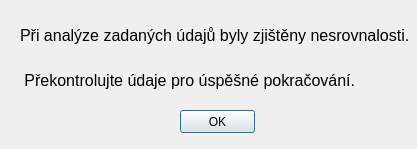
Before: the Qt Designer form dialogy/errordialog.ui in RaphCucul/Image-registration-GUI, drawn with Qt 5.
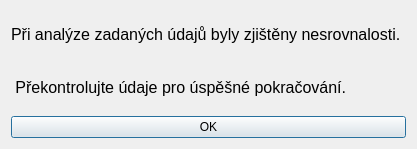
After: the same form once the commit is applied.

```diff
--- a/dialogy/errordialog.ui
+++ b/dialogy/errordialog.ui
@@ -13,15 +13,9 @@
   <property name="windowTitle">
    <string>Dialog</string>
   </property>
+  <layout class="QVBoxLayout" name="verticalLayout">
+   <item>
   <widget class="QLabel" name="label">
-   <property name="geometry">
-    <rect>
-     <x>20</x>
-     <y>20</y>
-     <width>391</width>
-     <height>31</height>
-    </rect>
-   </property>
    <property name="font">
     <font>
      <pointsize>12</pointsize>
@@ -43,15 +37,9 @@
     <bool>true</bool>
    </property>
   </widget>
+   </item>
+   <item>
   <widget class="QLabel" name="label_2">
-   <property name="geometry">
-    <rect>
-     <x>20</x>
-     <y>70</y>
-     <width>381</width>
-     <height>20</height>
-    </rect>
-   </property>
    <property name="font">
     <font>
      <pointsize>12</pointsize>
@@ -61,19 +49,15 @@
     <string> Překontrolujte údaje pro úspěšné pokračování.</string>
    </property>
   </widget>
+   </item>
+   <item>
   <widget class="QPushButton" name="pushButton">
-   <property name="geometry">
-    <rect>
-     <x>180</x>
-     <y>110</y>
-     <width>75</width>
-     <height>23</height>
-    </rect>
-   </property>
    <property name="text">
     <string>OK</string>
    </property>
   </widget>
+   </item>
+  </layout>
  </widget>
  <resources/>
  <connections/>
```
Lines whose indentation alone changed are shown as unchanged.
